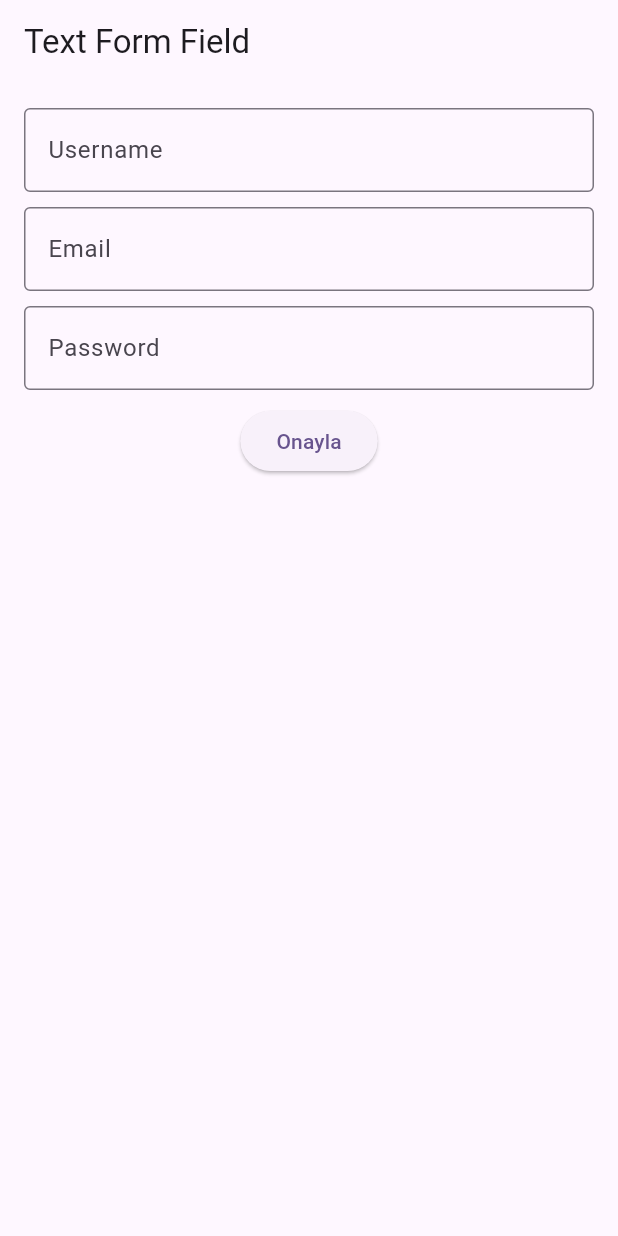
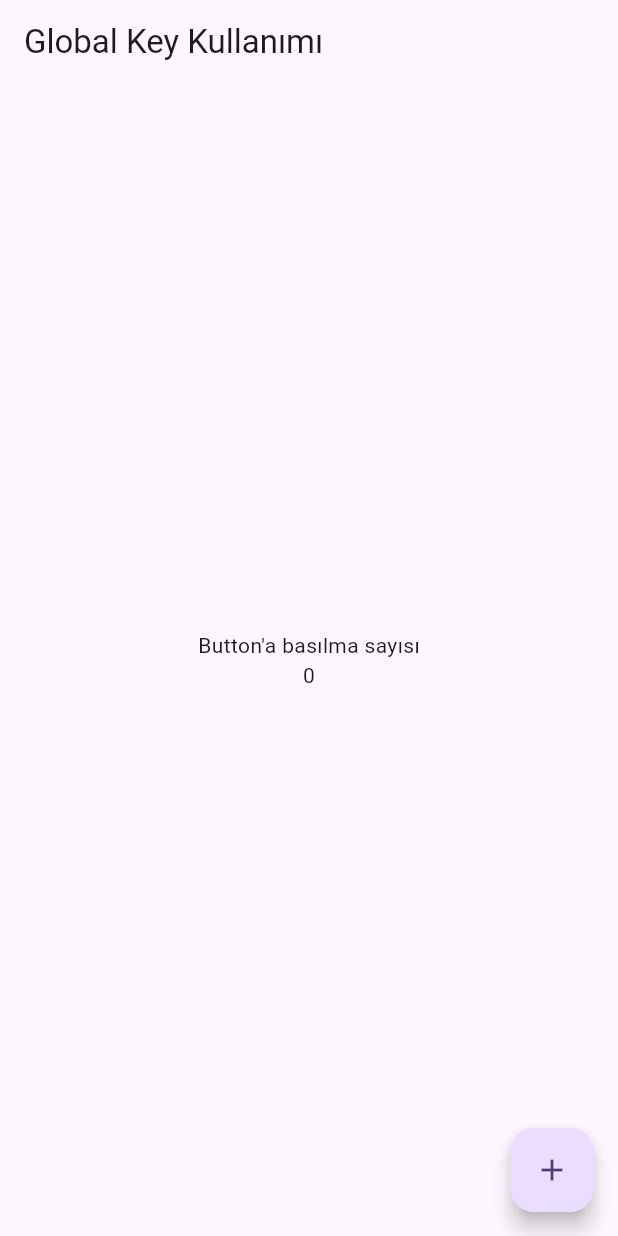
Before and after one commit to BerkayGithub/flutter_inputs, a Flutter app: the screen it shows after launch, on a phone screen of 412 x 824 dp. Run offline on Flutter 3.47's test engine with Material 3 defaults, Android fonts, the phone set to English and light mode, and no system bars; our stand-ins replace email_validator.

Commit message:
Global Key kullanımı

```diff
--- /dev/null
+++ b/lib/global_key_kullanimi.dart
@@ -0,0 +1,47 @@
+import 'package:flutter/material.dart';
+
+class GlobalKeyKullanimi extends StatelessWidget{
+  GlobalKeyKullanimi({super.key});
+  final sayacWidgetKey = GlobalKey<SayacWidgetState>();
+
+  @override
+  Widget build(BuildContext context) {
+    return Scaffold(
+      appBar: AppBar(title: Text("Global Key Kullanımı")),
+      body: Center(
+        child: Column(
+          mainAxisAlignment: MainAxisAlignment.center,
+          children: [
+            Text("Button'a basılma sayısı"),
+            SayacWidget(key: sayacWidgetKey)
+          ],
+        ),
+      ),
+      floatingActionButton: FloatingActionButton(
+          onPressed: (){
+            sayacWidgetKey.currentState!.arttir();
+          }, child: Icon(Icons.add)),
+    );
+  }
+
+}
+
+class SayacWidget extends StatefulWidget{
+  const SayacWidget({super.key});
+
+  @override
+  State<SayacWidget> createState() => SayacWidgetState();
+}
+
+class SayacWidgetState extends State<SayacWidget> {
+  int _sayac = 0;
+  void arttir(){
+    setState(() {
+      _sayac++;
+    });
+  }
+  @override
+  Widget build(BuildContext context) {
+    return Text(_sayac.toString());
+  }
+}
--- a/lib/main.dart
+++ b/lib/main.dart
@@ -1,4 +1,5 @@
 import 'package:flutter/material.dart';
+import 'package:flutter_inputs/global_key_kullanimi.dart';
 import 'package:flutter_inputs/text_form_field_kullanimi.dart';
 import 'package:flutter_inputs/text_input_islemleri.dart';
 
@@ -17,7 +18,7 @@ class MyApp extends StatelessWidget {
       theme: ThemeData(
         colorScheme: ColorScheme.fromSeed(seedColor: Colors.deepPurple),
       ),
-      home: const TextFormFieldKullanimi(),
+      home: GlobalKeyKullanimi(),
     );
   }
 }
```
